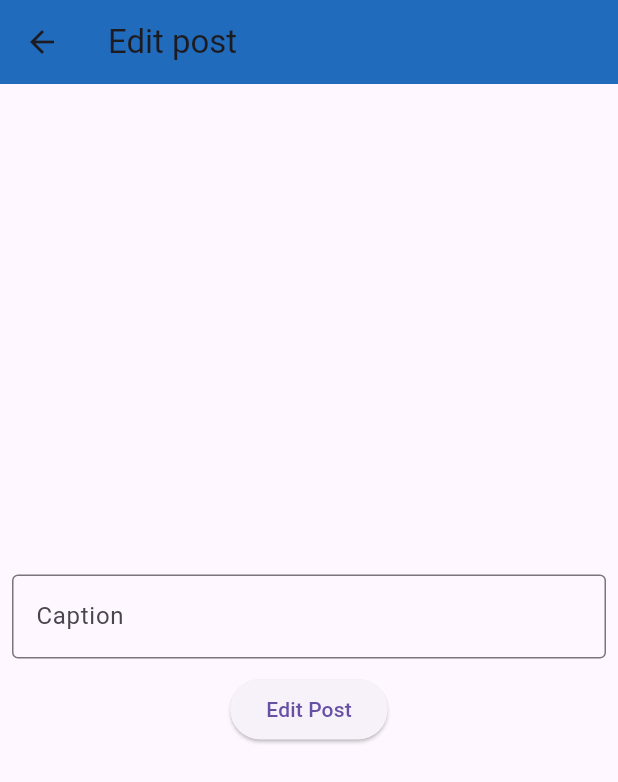
After one commit to aldanziikri/learn_flutter, a Flutter app: the EditPost screen opened directly, on a phone screen of 412 x 824 dp. The commit adds this screen. Shown: the top 782 px of the screen. Run offline on Flutter 3.47's test engine with Material 3 defaults, Android fonts, the phone set to English and light mode, and no system bars; network calls fail.

Commit message:
menambahkan fitur delete post dan membuat tampilan edit post

```diff
--- a/lib/post/add_post.dart
+++ b/lib/post/add_post.dart
@@ -28,10 +28,10 @@ class _AddPostState extends State<AddPost> {
     );
     if (!mounted) {return;}
     else if (respon.statusCode == 201){
-        ScaffoldMessenger.of(context).showSnackBar(SnackBar(content: Text("Post berhasil dibuat")));
+        ScaffoldMessenger.of(context).showSnackBar(SnackBar(content: Text("Post berhasil dibuat status :${respon.statusCode}")));
     }
     else{
-        ScaffoldMessenger.of(context).showSnackBar(SnackBar(content: Text("Post gagal dibuat")));
+        ScaffoldMessenger.of(context).showSnackBar(SnackBar(content: Text("Post gagal dibuat status :${respon.statusCode}")));
     }
   }
 
--- /dev/null
+++ b/lib/post/edit_post.dart
@@ -0,0 +1,54 @@
+import 'package:flutter/material.dart';
+
+class EditPost extends StatefulWidget {
+  const EditPost({super.key});
+
+  @override
+  State<EditPost> createState() => _EditPostState();
+}
+
+class _EditPostState extends State<EditPost> {
+  final _formKey = GlobalKey<FormState>();
+  TextEditingController controller = TextEditingController();
+
+  void editPost(){
+
+  }
+
+  @override
+  Widget build(BuildContext context) {
+    return Scaffold(
+      appBar: AppBar(
+        title: Text("Edit post"),
+        backgroundColor: Color.fromARGB(255, 32, 107, 188)
+      ),
+      body: Center(
+        child: Container(
+          padding: EdgeInsets.all(8),
+          child: Form(
+            key: _formKey,
+            child: Column(
+              mainAxisAlignment: MainAxisAlignment.center,
+              children: [
+                TextFormField(
+                  controller: controller,
+                  decoration: InputDecoration(
+                    labelText: "Caption",
+                    border: OutlineInputBorder()
+                  ),
+                ),
+                SizedBox(height: 10),
+                ElevatedButton(
+                onPressed: (){
+
+                },
+                child: Text("Edit Post")
+                ),
+              ],
+            )
+          ),
+        ),
+      ),
+    );
+  }
+}
```
Also changed, not shown: lib/page/home.dart (+28 -0 lines).
